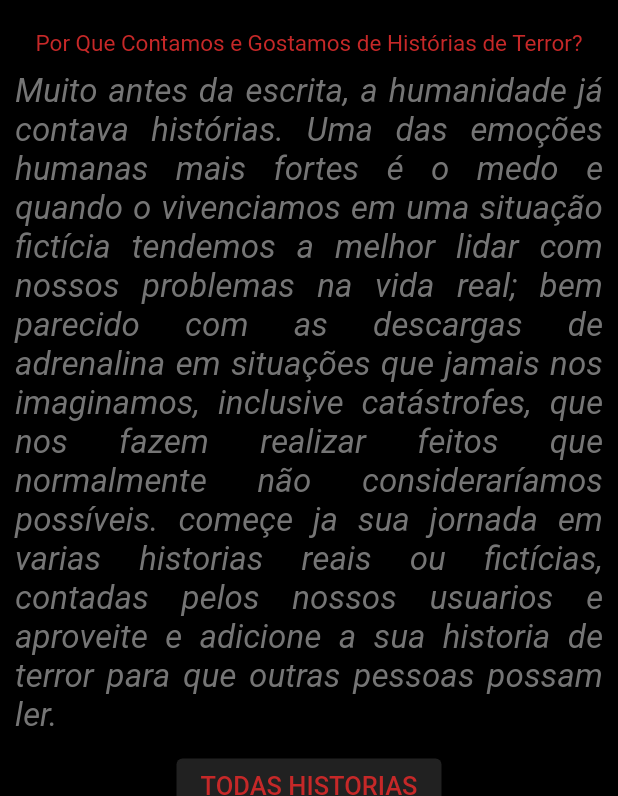
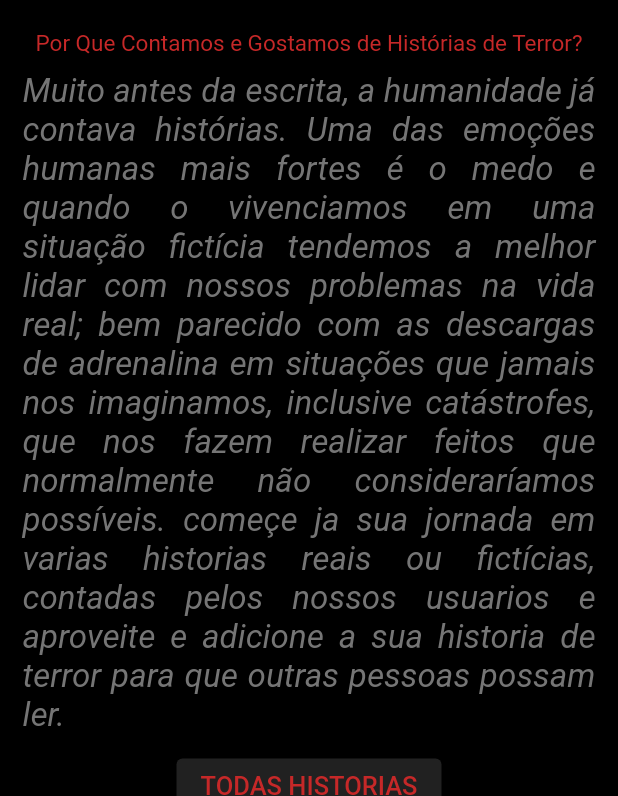
Before and after one commit to JhonatanAzevedo/projeto_app_dark_history, a Flutter app: the screen it shows after launch, on a phone screen of 412 x 824 dp, the part 440-1236 px from its top. Run offline on Flutter 3.47's test engine with Material 2 defaults, Android fonts, the phone set to English and light mode, and no system bars; our stand-ins replace dio, get, google_fonts; Roboto replaces fonts that are missing (Eater, Smythe).

Commit message:
atualizaçaoes

```diff
--- a/lib/App/home_page.dart
+++ b/lib/App/home_page.dart
@@ -29,7 +29,7 @@ class _HomePageState extends State<HomePage> {
             textAlign: TextAlign.center,
           ),
           Padding(
-            padding: EdgeInsets.all(10),
+            padding: const EdgeInsets.only(top:10, bottom: 10, left: 15, right: 15),
 
             child: Text(
                 "Muito antes da escrita, a humanidade já contava histórias. "
--- a/lib/App/show_history.dart
+++ b/lib/App/show_history.dart
@@ -54,7 +54,7 @@ class ShowHistory extends StatelessWidget {
 
                 // CORPO DA HISTORIA
                 Padding(
-                  padding: const EdgeInsets.all(10),
+                  padding: const EdgeInsets.only(top:10, bottom: 10, left: 15, right: 15),
                   child: Text("${history.bodyHistory.value}",
                       style: GoogleFonts.smythe(
                         textStyle: TextStyle(
```
Also changed, not shown: lib/App/add_historys.dart (+1 -1 lines).
